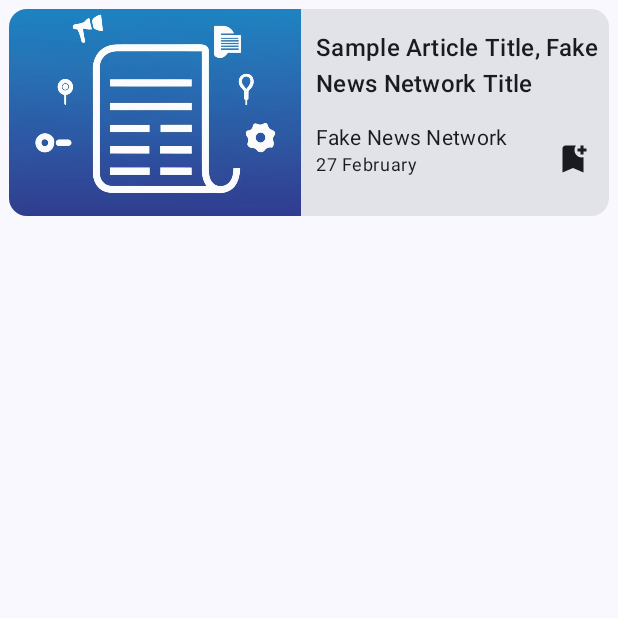
After one commit to kerolosragaie/newsy, an Android app built with Jetpack Compose: the composable ArticleItem called with sample values from the repository, on a phone screen of 412 x 824 dp, the top half of it. The commit adds this screen. Run offline under Robolectric (Android 15) with nearby library versions, the phone set to English and light mode, and no system bars; pictures from the network do not load; 7 statements that could not run were skipped.

Commit message:
fix: cleaning code

```diff
--- a/app/build.gradle.kts
+++ b/app/build.gradle.kts
@@ -76,7 +76,8 @@ dependencies {
     debugImplementation("androidx.compose.ui:ui-test-manifest")
 
     //Previews
-    debugImplementation("androidx.compose.ui:ui-tooling-preview:1.6.1")
+    debugImplementation("androidx.compose.ui:ui-tooling-preview")
+    implementation("androidx.compose.runtime:runtime")
     //Navigation
     implementation("androidx.navigation:navigation-compose:2.7.6")
     //Icons & UI utils
--- a/app/src/main/java/com/likander/newsy/core/common/components/BottomSheet.kt
+++ b/app/src/main/java/com/likander/newsy/core/common/components/BottomSheet.kt
@@ -16,7 +16,6 @@ import androidx.compose.material3.SheetState
 import androidx.compose.runtime.Composable
 import androidx.compose.ui.Modifier
 import androidx.compose.ui.window.SecureFlagPolicy
-
 
 @OptIn(ExperimentalMaterial3Api::class, ExperimentalLayoutApi::class)
 @Composable
--- a/app/src/main/java/com/likander/newsy/core/common/components/FailureBottomSheetContent.kt
+++ b/app/src/main/java/com/likander/newsy/core/common/components/FailureBottomSheetContent.kt
@@ -25,7 +25,6 @@ import androidx.compose.ui.tooling.preview.PreviewLightDark
 import androidx.compose.ui.unit.dp
 import com.likander.newsy.R
 import com.likander.newsy.core.theme.NewsyTheme
-
 
 @Composable
 fun FailureBottomSheetContent(
--- /dev/null
+++ b/app/src/main/java/com/likander/newsy/features/discover/presentation/components/ArticleItem.kt
@@ -0,0 +1,125 @@
+package com.likander.newsy.features.discover.presentation.components
+
+import androidx.compose.foundation.clickable
+import androidx.compose.foundation.layout.Arrangement
+import androidx.compose.foundation.layout.Column
+import androidx.compose.foundation.layout.Row
+import androidx.compose.foundation.layout.Spacer
+import androidx.compose.foundation.layout.fillMaxHeight
+import androidx.compose.foundation.layout.fillMaxWidth
+import androidx.compose.foundation.layout.height
+import androidx.compose.foundation.layout.padding
+import androidx.compose.material.icons.Icons
+import androidx.compose.material.icons.filled.BookmarkAdd
+import androidx.compose.material.icons.filled.BookmarkAdded
+import androidx.compose.material3.Card
+import androidx.compose.material3.Icon
+import androidx.compose.material3.IconButton
+import androidx.compose.material3.MaterialTheme
+import androidx.compose.material3.Text
+import androidx.compose.runtime.Composable
+import androidx.compose.ui.Alignment
+import androidx.compose.ui.Modifier
+import androidx.compose.ui.layout.ContentScale
+import androidx.compose.ui.platform.LocalContext
+import androidx.compose.ui.res.painterResource
+import androidx.compose.ui.text.style.TextOverflow
+import androidx.compose.ui.tooling.preview.PreviewLightDark
+import androidx.compose.ui.unit.dp
+import coil.compose.AsyncImage
+import coil.request.ImageRequest
+import com.likander.newsy.R
+import com.likander.newsy.core.theme.NewsyTheme
+import com.likander.newsy.core.theme.itemPadding
+import com.likander.newsy.core.utils.Utils
+import com.likander.newsy.features.headline.domain.model.Article
+import com.likander.newsy.features.headline.presentation.components.fakeArticles
+
+@Composable
+fun ArticleItem(
+    article: Article,
+    onClick: (Article) -> Unit,
+    onFavouriteChange: (Article) -> Unit,
+) {
+    val imageRequest = ImageRequest.Builder(LocalContext.current)
+        .data(article.urlToImage)
+        .crossfade(true)
+        .build()
+
+    val favouriteIcon =
+        if (article.favourite) Icons.Default.BookmarkAdded
+        else Icons.Default.BookmarkAdd
+
+    Card(
+        modifier = Modifier
+            .height(150.dp)
+            .padding(itemPadding)
+            .clickable { onClick(article) }
+    ) {
+        Row(
+            modifier = Modifier.fillMaxWidth(),
+            horizontalArrangement = Arrangement.Center,
+            verticalAlignment = Alignment.CenterVertically,
+        ) {
+            AsyncImage(
+                modifier = Modifier
+                    .weight(2f),
+                model = imageRequest,
+                contentDescription = "Article item image",
+                placeholder = painterResource(id = R.drawable.news_place_holder),
+                error = painterResource(id = R.drawable.news_place_holder),
+                contentScale = ContentScale.Crop
+            )
+            Spacer(modifier = Modifier.weight(0.1f))
+            Column(
+                modifier = Modifier
+                    .fillMaxHeight()
+                    .weight(2f),
+                verticalArrangement = Arrangement.SpaceEvenly,
+            ) {
+                Text(
+                    text = article.title.toString(),
+                    style = MaterialTheme.typography.titleMedium,
+                    maxLines = 2,
+                    overflow = TextOverflow.Ellipsis,
+                )
+                Row(
+                    modifier = Modifier.fillMaxWidth()
+                ) {
+                    Column(
+                        modifier = Modifier.weight(1f)
+                    ) {
+                        Text(
+                            text = article.source.toString(),
+                            style = MaterialTheme.typography.bodyMedium
+                        )
+                        Text(
+                            text = Utils.formatPublishedAtDate(article.publishedAt.toString()),
+                            style = MaterialTheme.typography.bodySmall
+                        )
+                    }
+                    IconButton(
+                        onClick = { onFavouriteChange(article) }
+                    ) {
+                        Icon(
+                            imageVector = favouriteIcon,
+                            contentDescription = "favourite Icon Btn"
+                        )
+                    }
+                }
+            }
+        }
+    }
+}
+
+@PreviewLightDark
+@Composable
+private fun PreviewArticleItem() {
+    NewsyTheme {
+        ArticleItem(
+            article = fakeArticles.first(),
+            onClick = {},
+            onFavouriteChange = {},
+        )
+    }
+}
--- a/app/src/main/java/com/likander/newsy/features/headline/presentation/components/HeaderTitle.kt
+++ b/app/src/main/java/com/likander/newsy/features/headline/presentation/components/HeaderTitle.kt
@@ -1,4 +1,4 @@
-package com.likander.newsy.features.home.components
+package com.likander.newsy.features.headline.presentation.components
 
 import androidx.compose.foundation.layout.Arrangement
 import androidx.compose.foundation.layout.Row
--- a/app/src/main/java/com/likander/newsy/features/headline/presentation/components/HomeTopAppBar.kt
+++ b/app/src/main/java/com/likander/newsy/features/headline/presentation/components/HomeTopAppBar.kt
@@ -1,4 +1,4 @@
-package com.likander.newsy.features.home.components
+package com.likander.newsy.features.headline.presentation.components
 
 import android.content.res.Configuration
 import androidx.compose.foundation.Image
--- a/app/src/main/java/com/likander/newsy/features/headline/presentation/viewmodel/HomeViewModel.kt
+++ b/app/src/main/java/com/likander/newsy/features/headline/presentation/viewmodel/HomeViewModel.kt
@@ -48,11 +48,6 @@ class HomeViewModel @Inject constructor(
         homeUiState = homeUiState.copy(
             selectedDiscoverCategory = homeUiEvents.category
         )
-        viewModelScope.launch {
-            discoverUseCases.updateCurrentCategoryUseCase(
-                homeUiState.selectedDiscoverCategory.category
-            )
-        }
     }
 
     private fun updateHeadlineArticles() {
```
Also changed, not shown: app/src/main/java/com/likander/newsy/features/discover/data/paging/DiscoverMediator.kt (+6 -4 lines), app/src/main/java/com/likander/newsy/features/discover/presentation/components/DiscoverItems.kt (+2 -5 lines), app/src/main/java/com/likander/newsy/features/headline/presentation/HomeScreen.kt (+35 -7 lines), app/src/main/java/com/likander/newsy/features/headline/presentation/components/HeadlineItem.kt (+3 -4 lines), app/src/main/java/com/likander/newsy/features/headline/domain/model/Article.kt (line endings or trailing spaces).
